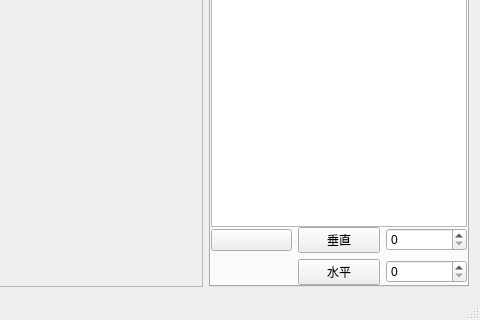
Above: Dialog/mainwindow.ui from GongT/cssSprites before the change; both pictures show x 416 to 896 and y 112 to 432 of the 896 by 432 pixel window. Below: the same form after it.
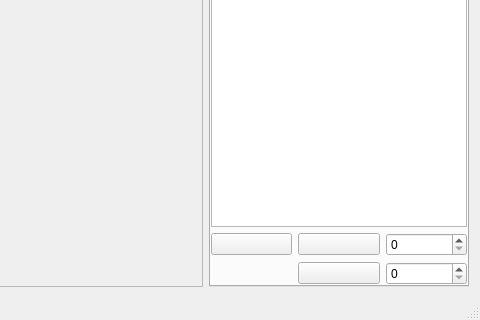
That is the form after the change. Icons and pictures are not drawn.

Patch:
```diff
--- a/Dialog/mainwindow.ui
+++ b/Dialog/mainwindow.ui
@@ -81,13 +81,16 @@
         </item>
         <item>
          <layout class="QGridLayout" name="gridLayout">
+          <property name="topMargin">
+           <number>6</number>
+          </property>
           <item row="0" column="1">
            <widget class="QPushButton" name="btnLayVertical">
             <property name="statusTip">
              <string>垂直排列所有物件</string>
             </property>
             <property name="text">
-             <string>垂直</string>
+             <string/>
             </property>
             <property name="icon">
              <iconset theme="align-horizontal-left">
@@ -128,7 +131,7 @@
              <string>水平排列所有物件</string>
             </property>
             <property name="text">
-             <string>水平</string>
+             <string/>
             </property>
             <property name="icon">
              <iconset theme="align-horizontal-top">
```
Left out of the diff: 43 changed lines with no effect on the pictures.
